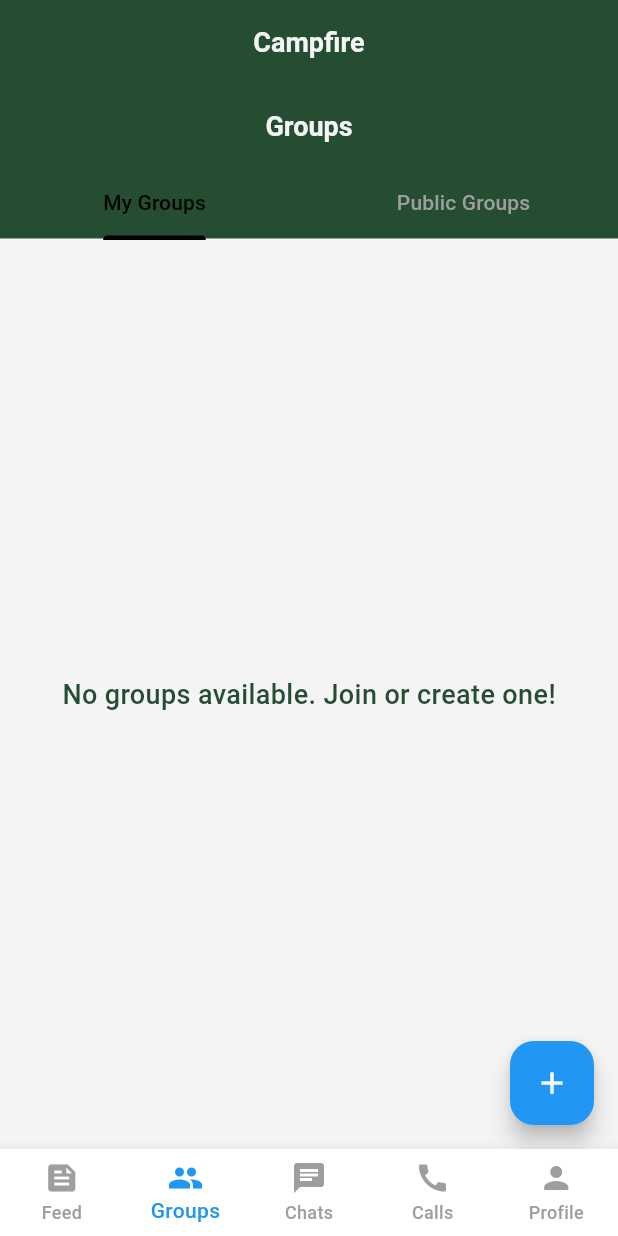
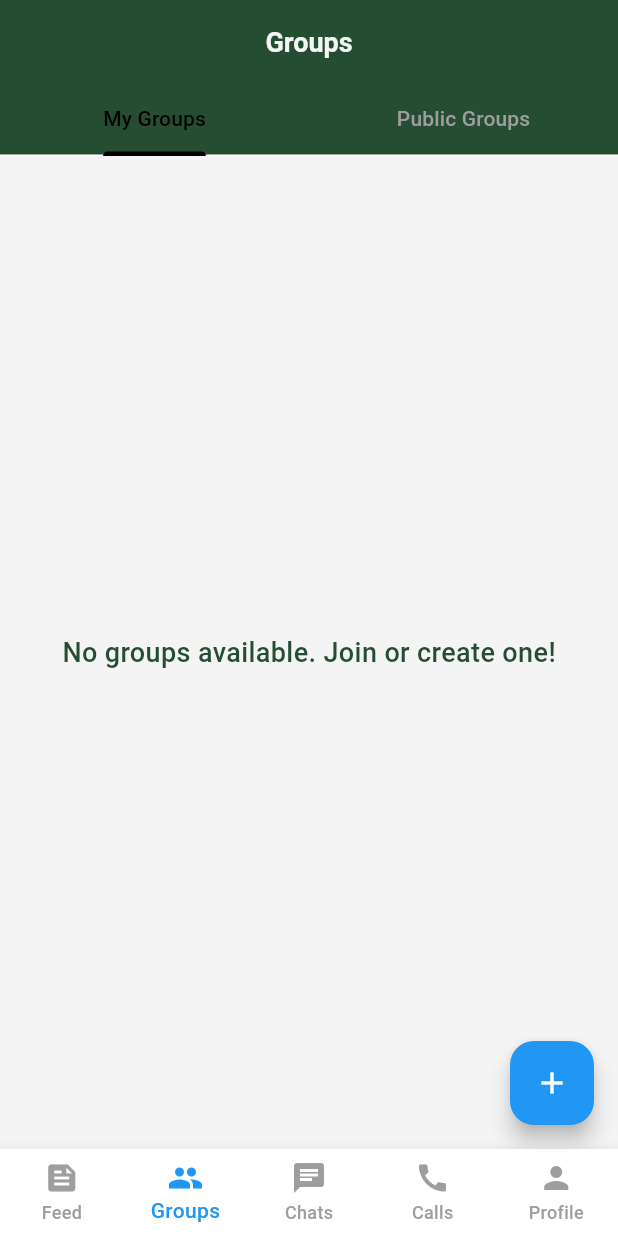
Before and after one commit to BryantVanOrden/campfire, a Flutter app: the screen it shows once a user with an empty profile is signed in, item 2 of the bottom bar chosen, on a phone screen of 412 x 824 dp. Run offline on Flutter 3.47's test engine with Material 3 defaults, Android fonts, the light colour scheme and no system bars; our stand-ins replace cloud_firestore, firebase_auth, firebase_core, firebase_database, firebase_storage, image_picker and 2 more; accounts and stored records are empty.

Commit message:
fixed app bar

```diff
--- a/lib/home/home.dart
+++ b/lib/home/home.dart
@@ -31,10 +31,6 @@ class _HomePageState extends State<HomePage> {
   @override
   Widget build(BuildContext context) {
     return Scaffold(
-      // App Bar
-      appBar: AppBar(
-        title: Text('Campfire'),
-      ),
       // Body using IndexedStack to maintain state
       body: IndexedStack(
         index: _selectedIndex,
```
